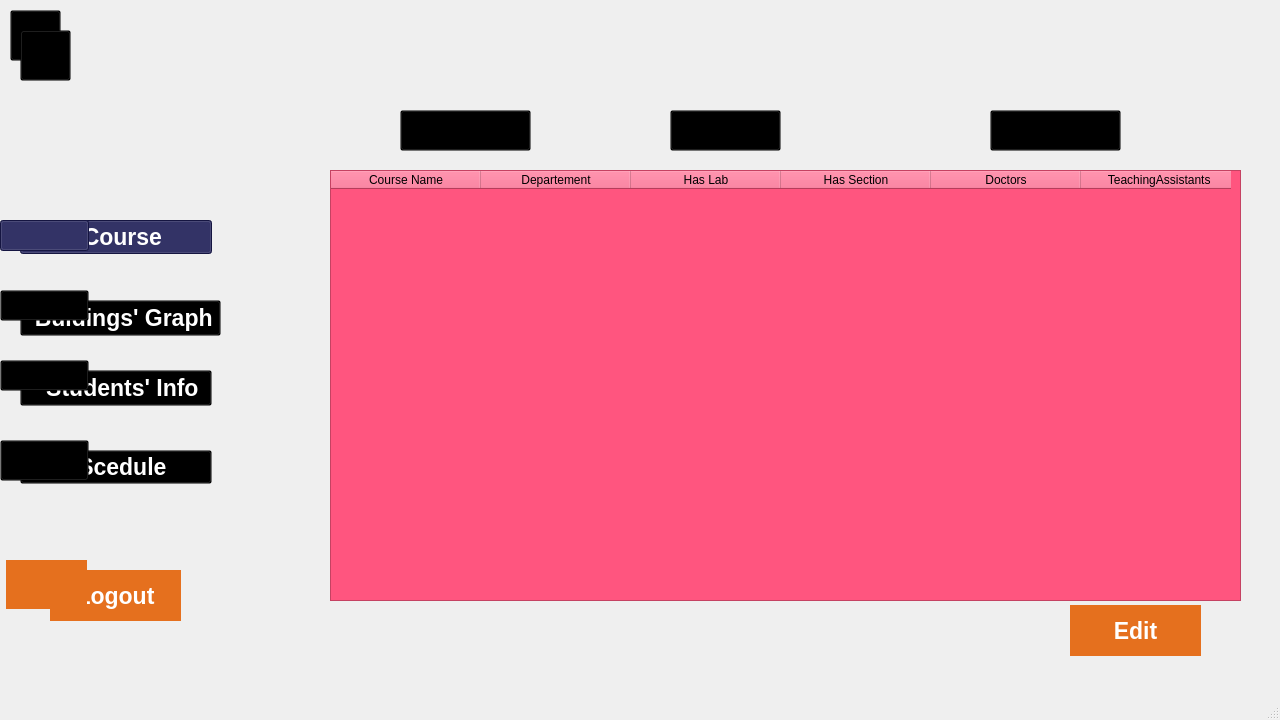
SEGA-ABBASYA/Data_Structures, file WranaSection/Admin_View.ui: the form before one commit.
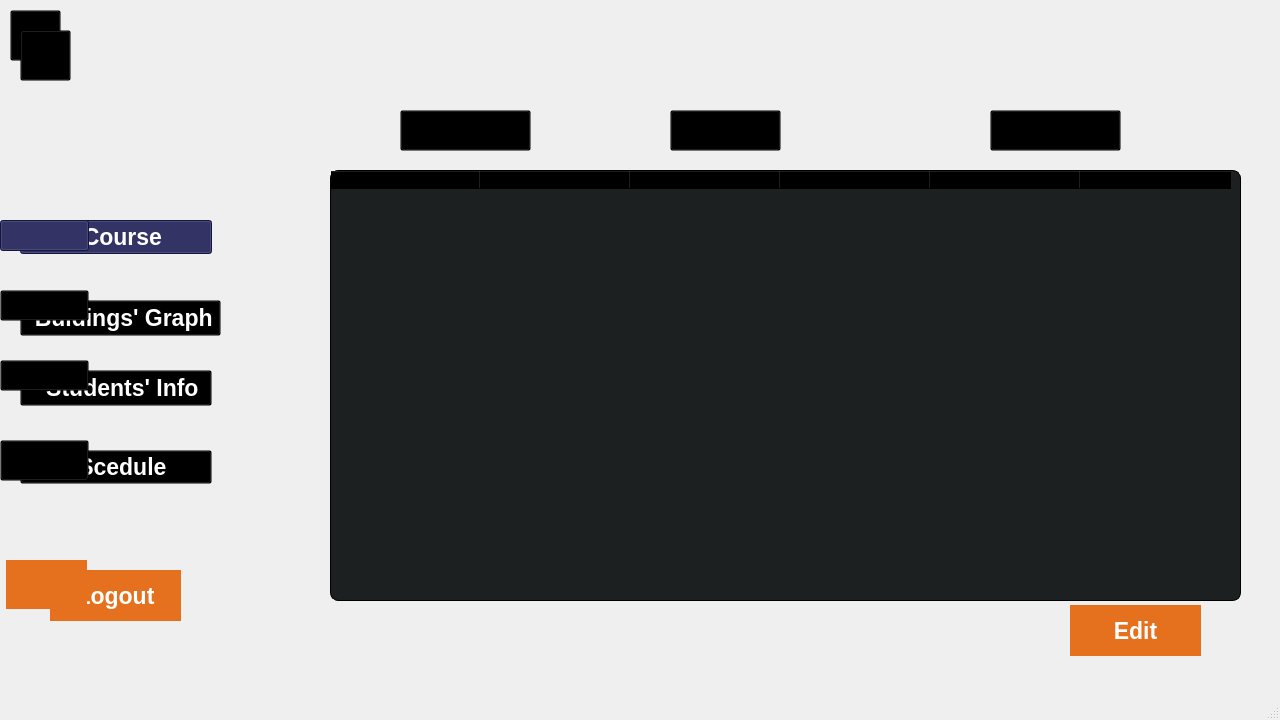
The form after the commit. The open tabs and pages were chosen to show the change. Icons and pictures are not drawn.

Commit message: Edited Admin Tables Stylesheets

The edit to the form file:
```diff
--- a/WranaSection/Admin_View.ui
+++ b/WranaSection/Admin_View.ui
@@ -607,8 +607,42 @@
          <bool>false</bool>
         </property>
         <property name="styleSheet">
-         <string notr="true">background-color: rgb(255, 85, 127);
-font: 700 9pt &quot;Segoe UI&quot;;</string>
+         <string notr="true">QTableWidget {
+
+  background-color: #1c2021;
+  border: 1px solid ; /* Thicker border */
+  border-radius:8px;
+  gridline-color: #694f3a;
+  font-family: &quot;Verdana&quot;; /* This is a sans-serif font that is clear and easy to read */
+  font-size: 14px; /* Adjust the size as needed */
+color: rgb(255, 255, 255);
+  selection-background-color : qlineargradient(x1:0, y1:0, x2:1, y2:0,
+                              stop:0 #a188d3, stop:1 #8bcdff);
+selection-color: qlineargradient(x1:0, y1:0, x2:1, y2:0,
+                              stop:0 #a188d3, stop:1 #8bcdff);
+  }
+
+
+QHeaderView::section {
+  background-color: #344c54;
+  color: white;
+  padding: 4px;
+  border: 1px solid #694f3a;
+  border-image: qlineargradient(x1:0, y1:0, x2:1, y2:0,
+                              stop:0 #a188d3, stop:1 #8bcdff); /* Thicker header border */
+}
+
+QTableWidget QTableCornerButton::section {
+  background: #344c54;
+  border: 1px solid #344c54; /* Thicker corner button border */
+}
+
+/* Optional: Add a hover effect for table cells */
+QTableWidget::item:hover {
+  background-color: qlineargradient(x1:0, y1:0, x2:1, y2:0,
+                              stop:0 #a188d3, stop:1 #8bcdff);
+  color: black;
+}</string>
         </property>
         <property name="editTriggers">
          <set>QAbstractItemView::AnyKeyPressed|QAbstractItemView::DoubleClicked|QAbstractItemView::EditKeyPressed|QAbstractItemView::SelectedClicked</set>
```
Left out of the diff: 149 changed lines with no effect on the pictures. The commit also changes 4 other files.
